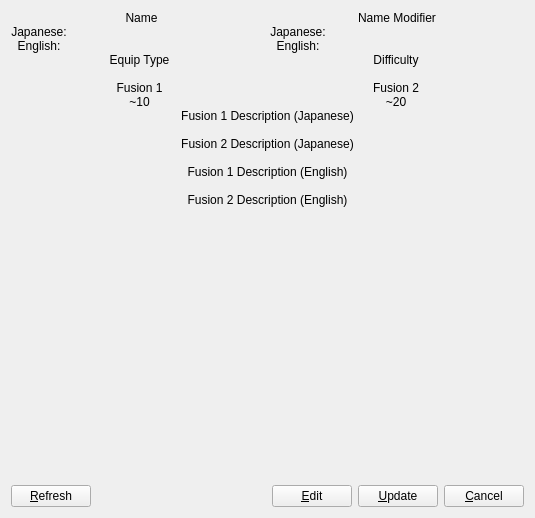
erikku/frosty, file client/ui/MashouView.ui: the form before one commit.
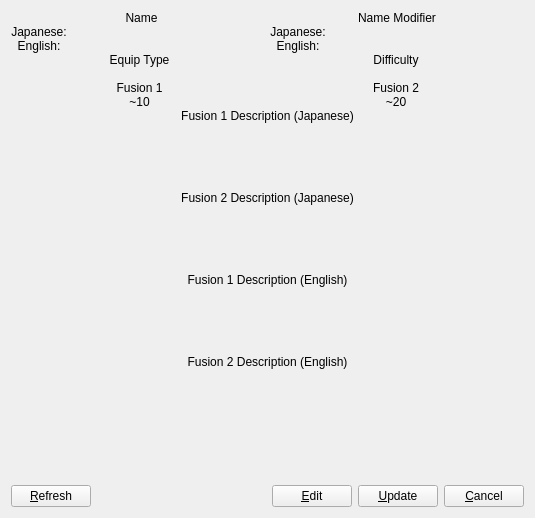
The form after the commit. Custom widgets are drawn as their Qt base class.

Commit message: Made the mashou descriptions scroll.

```diff
--- a/client/ui/MashouView.ui
+++ b/client/ui/MashouView.ui
@@ -324,13 +324,53 @@
           </widget>
          </item>
          <item>
-          <widget class="QLabel" name="desc_jaFusion1">
-           <property name="wordWrap">
+          <widget class="QScrollArea">
+           <property name="sizePolicy">
+            <sizepolicy hsizetype="Preferred" vsizetype="Preferred">
+             <horstretch>0</horstretch>
+             <verstretch>0</verstretch>
+            </sizepolicy>
+           </property>
+           <property name="minimumSize">
+            <size>
+             <width>10</width>
+             <height>10</height>
+            </size>
+           </property>
+           <property name="frameShape">
+            <enum>QFrame::NoFrame</enum>
+           </property>
+           <property name="widgetResizable">
             <bool>true</bool>
            </property>
-           <property name="textInteractionFlags">
-            <set>Qt::LinksAccessibleByMouse|Qt::TextSelectableByMouse</set>
-           </property>
+           <widget class="QWidget">
+            <property name="geometry">
+             <rect>
+              <x>0</x>
+              <y>0</y>
+              <width>515</width>
+              <height>49</height>
+             </rect>
+            </property>
+            <layout class="QVBoxLayout">
+             <property name="margin">
+              <number>0</number>
+             </property>
+             <item>
+              <widget class="QLabel" name="desc_jaFusion1">
+               <property name="alignment">
+                <set>Qt::AlignLeading|Qt::AlignLeft|Qt::AlignTop</set>
+               </property>
+               <property name="wordWrap">
+                <bool>true</bool>
+               </property>
+               <property name="textInteractionFlags">
+                <set>Qt::LinksAccessibleByMouse|Qt::TextSelectableByMouse</set>
+               </property>
+              </widget>
+             </item>
+            </layout>
+           </widget>
           </widget>
          </item>
         </layout>
@@ -348,13 +388,53 @@
           </widget>
          </item>
          <item>
-          <widget class="QLabel" name="desc_jaFusion2">
-           <property name="wordWrap">
+          <widget class="QScrollArea">
+           <property name="sizePolicy">
+            <sizepolicy hsizetype="Preferred" vsizetype="Preferred">
+             <horstretch>0</horstretch>
+             <verstretch>0</verstretch>
+            </sizepolicy>
+           </property>
+           <property name="minimumSize">
+            <size>
+             <width>10</width>
+             <height>10</height>
+            </size>
+           </property>
+           <property name="frameShape">
+            <enum>QFrame::NoFrame</enum>
+           </property>
+           <property name="widgetResizable">
             <bool>true</bool>
            </property>
-           <property name="textInteractionFlags">
-            <set>Qt::LinksAccessibleByMouse|Qt::TextSelectableByMouse</set>
-           </property>
+           <widget class="QWidget">
+            <property name="geometry">
+             <rect>
+              <x>0</x>
+              <y>0</y>
+              <width>515</width>
+              <height>49</height>
+             </rect>
+            </property>
+            <layout class="QVBoxLayout">
+             <property name="margin">
+              <number>0</number>
+             </property>
+             <item>
+              <widget class="QLabel" name="desc_jaFusion2">
+               <property name="alignment">
+                <set>Qt::AlignLeading|Qt::AlignLeft|Qt::AlignTop</set>
+               </property>
+               <property name="wordWrap">
+                <bool>true</bool>
+               </property>
+               <property name="textInteractionFlags">
+                <set>Qt::LinksAccessibleByMouse|Qt::TextSelectableByMouse</set>
+               </property>
+              </widget>
+             </item>
+            </layout>
+           </widget>
           </widget>
          </item>
         </layout>
@@ -372,13 +452,53 @@
           </widget>
          </item>
          <item>
-          <widget class="QLabel" name="desc_enFusion1">
-           <property name="wordWrap">
+          <widget class="QScrollArea">
+           <property name="sizePolicy">
+            <sizepolicy hsizetype="Preferred" vsizetype="Preferred">
+             <horstretch>0</horstretch>
+             <verstretch>0</verstretch>
+            </sizepolicy>
+           </property>
+           <property name="minimumSize">
+            <size>
+             <width>10</width>
+             <height>10</height>
+            </size>
+           </property>
+           <property name="frameShape">
+            <enum>QFrame::NoFrame</enum>
+           </property>
+           <property name="widgetResizable">
             <bool>true</bool>
            </property>
-           <property name="textInteractionFlags">
-            <set>Qt::LinksAccessibleByMouse|Qt::TextSelectableByMouse</set>
-           </property>
+           <widget class="QWidget">
+            <property name="geometry">
+             <rect>
+              <x>0</x>
+              <y>0</y>
+              <width>515</width>
+              <height>48</height>
+             </rect>
+            </property>
+            <layout class="QVBoxLayout">
+             <property name="margin">
+              <number>0</number>
+             </property>
+             <item>
+              <widget class="QLabel" name="desc_enFusion1">
+               <property name="alignment">
+                <set>Qt::AlignLeading|Qt::AlignLeft|Qt::AlignTop</set>
+               </property>
+               <property name="wordWrap">
+                <bool>true</bool>
+               </property>
+               <property name="textInteractionFlags">
+                <set>Qt::LinksAccessibleByMouse|Qt::TextSelectableByMouse</set>
+               </property>
+              </widget>
+             </item>
+            </layout>
+           </widget>
           </widget>
          </item>
         </layout>
@@ -396,13 +516,53 @@
           </widget>
          </item>
          <item>
-          <widget class="QLabel" name="desc_enFusion2">
-           <property name="wordWrap">
+          <widget class="QScrollArea">
+           <property name="sizePolicy">
+            <sizepolicy hsizetype="Preferred" vsizetype="Preferred">
+             <horstretch>0</horstretch>
+             <verstretch>0</verstretch>
+            </sizepolicy>
+           </property>
+           <property name="minimumSize">
+            <size>
+             <width>10</width>
+             <height>10</height>
+            </size>
+           </property>
+           <property name="frameShape">
+            <enum>QFrame::NoFrame</enum>
+           </property>
+           <property name="widgetResizable">
             <bool>true</bool>
            </property>
-           <property name="textInteractionFlags">
-            <set>Qt::LinksAccessibleByMouse|Qt::TextSelectableByMouse</set>
-           </property>
+           <widget class="QWidget">
+            <property name="geometry">
+             <rect>
+              <x>0</x>
+              <y>0</y>
+              <width>515</width>
+              <height>49</height>
+             </rect>
+            </property>
+            <layout class="QVBoxLayout">
+             <property name="margin">
+              <number>0</number>
+             </property>
+             <item>
+              <widget class="QLabel" name="desc_enFusion2">
+               <property name="alignment">
+                <set>Qt::AlignLeading|Qt::AlignLeft|Qt::AlignTop</set>
+               </property>
+               <property name="wordWrap">
+                <bool>true</bool>
+               </property>
+               <property name="textInteractionFlags">
+                <set>Qt::LinksAccessibleByMouse|Qt::TextSelectableByMouse</set>
+               </property>
+              </widget>
+             </item>
+            </layout>
+           </widget>
           </widget>
          </item>
         </layout>
```
Left out of the diff: 30 changed lines with no effect on the pictures.
